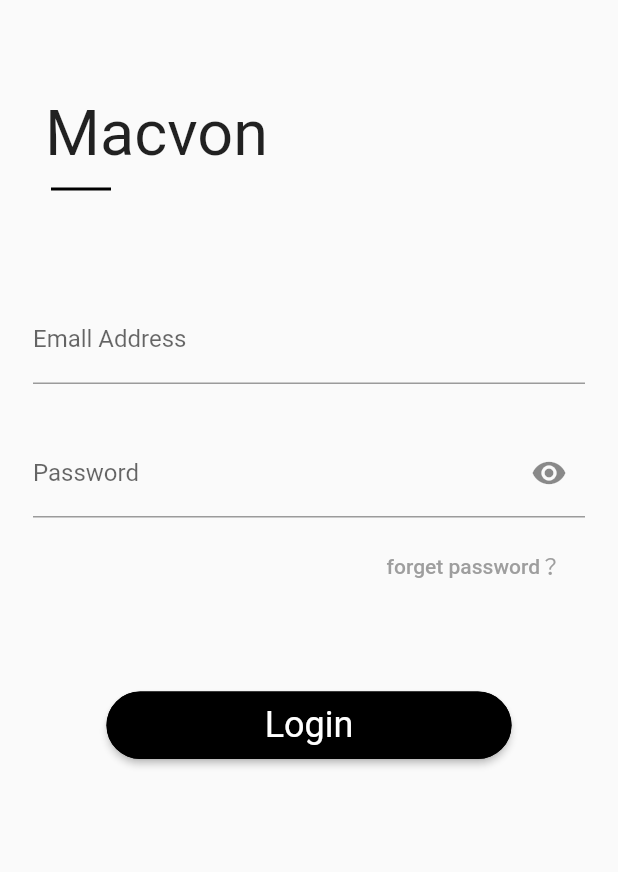
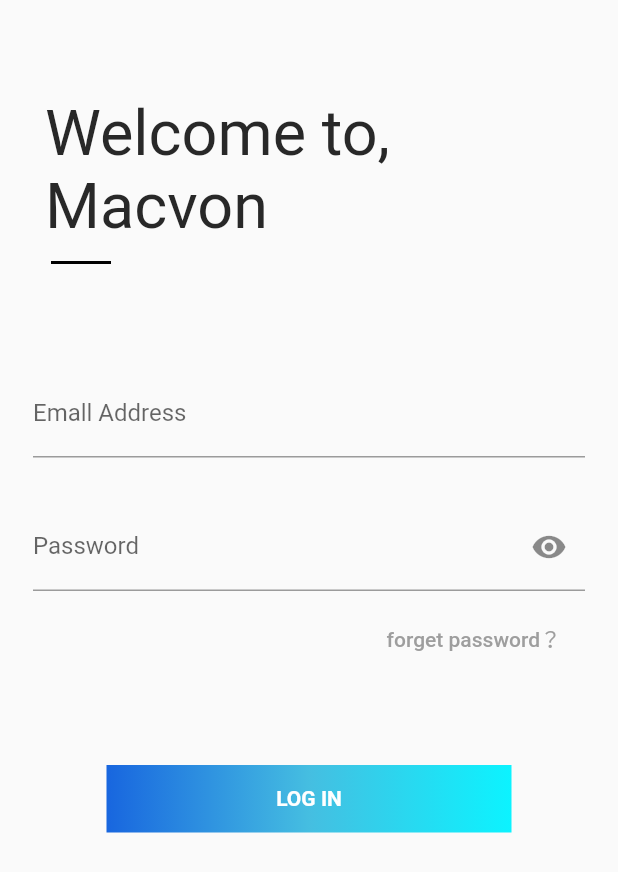
Before and after one commit to lovecrossyou/macvon_client_flutter, a Flutter app: the LoginPage screen opened directly, on a phone screen of 412 x 824 dp. Shown: the top 872 px of the screen. Run offline on Flutter 3.47's test engine with Material 2 defaults, Android fonts, the phone set to English and light mode, and no system bars; missing offline and left inert: fish_redux; statements that could not run were skipped.

Commit message:
login page -> main

```diff
--- /dev/null
+++ b/lib/common/macvon_button.dart
@@ -0,0 +1,59 @@
+import 'package:flutter/material.dart';
+
+class GradientButton extends StatelessWidget {
+  GradientButton({
+    this.colors,
+    this.width,
+    this.height,
+    this.onTap,
+    @required this.child,
+  });
+
+  // 渐变色数组
+  final List<Color> colors;
+
+  // 按钮宽高
+  final double width;
+  final double height;
+
+  final Widget child;
+
+  //点击回调
+  final GestureTapCallback onTap;
+
+  @override
+  Widget build(BuildContext context) {
+    //确保colors数组不空
+    List<Color> _colors = colors ??
+        [
+          Color.fromRGBO(24, 102, 223, 1),
+          Color.fromRGBO(69, 190, 225, 1),
+          Color.fromRGBO(12, 243, 255, 1),
+        ];
+
+    return DecoratedBox(
+      decoration: BoxDecoration(
+        gradient: LinearGradient(colors: _colors),
+      ),
+      child: Material(
+        type: MaterialType.transparency,
+        child: InkWell(
+          // splashColor: colors.last,
+          highlightColor: Colors.transparent,
+          onTap: onTap,
+          child: ConstrainedBox(
+            constraints: BoxConstraints.tightFor(height: height?? 45.0, width: width?? 270.0),
+            child: Center(
+              child: Padding(
+                padding: const EdgeInsets.all(8.0),
+                child: DefaultTextStyle(
+                    style: TextStyle(fontWeight: FontWeight.bold),
+                    child: child),
+              ),
+            ),
+          ),
+        ),
+      ),
+    );
+  }
+}
--- a/lib/signin/signin.dart
+++ b/lib/signin/signin.dart
@@ -1,7 +1,6 @@
 import 'package:flutter/material.dart';
-import 'package:groovin_material_icons/groovin_material_icons.dart';
+import 'package:macvon_flutter/common/macvon_button.dart';
 import 'package:macvon_flutter/main.dart';
-
 
 class Login extends StatelessWidget {
   @override
@@ -19,23 +18,9 @@ class LoginPage extends StatefulWidget {
 
 class _LoginPageState extends State<LoginPage> {
   final _formKey = GlobalKey<FormState>();
-  String _email, _password;
+  String _email = 'owner@americansunion.com', _password='Password_123';
   bool _isObscure = true;
   Color _eyeColor;
-  List _loginMethod = [
-    {
-      "title": "facebook",
-      "icon": GroovinMaterialIcons.facebook,
-    },
-    {
-      "title": "google",
-      "icon": GroovinMaterialIcons.google,
-    },
-    {
-      "title": "twitter",
-      "icon": GroovinMaterialIcons.twitter,
-    },
-  ];
 
   @override
   Widget build(BuildContext context) {
@@ -62,53 +47,20 @@ class _LoginPageState extends State<LoginPage> {
             )));
   }
 
-  ButtonBar buildOtherMethod(BuildContext context) {
-    return ButtonBar(
-      alignment: MainAxisAlignment.center,
-      children: _loginMethod
-          .map((item) => Builder(
-                builder: (context) {
-                  return IconButton(
-                      icon: Icon(item['icon'],
-                          color: Theme.of(context).iconTheme.color),
-                      onPressed: () {
-                        //TODO : 第三方登录方法
-                        Scaffold.of(context).showSnackBar(new SnackBar(
-                          content: new Text("${item['title']}登录"),
-                          action: new SnackBarAction(
-                            label: "取消",
-                            onPressed: () {},
-                          ),
-                        ));
-                      });
-                },
-              ))
-          .toList(),
-    );
-  }
-
   Align buildLoginButton(BuildContext context) {
     return Align(
-      child: SizedBox(
-        height: 45.0,
-        width: 270.0,
-        child: RaisedButton(
-          child: Text(
-            'Login',
-            style: Theme.of(context).primaryTextTheme.headline,
-          ),
-          color: Colors.black,
-          onPressed: () {
+      child: GradientButton(
+        child: Text('LOG IN'),
+        onTap: () {
           if (_formKey.currentState.validate()) {
             _formKey.currentState.save();
             print('email:$_email , password:$_password');
-              Navigator.push(context, MaterialPageRoute(builder: (BuildContext context){
+            Navigator.push(context,
+                MaterialPageRoute(builder: (BuildContext context) {
               return MacvonApp();
             }));
           }
         },
-          shape: StadiumBorder(side: BorderSide()),
-        ),
       ),
     );
   }
@@ -192,8 +144,8 @@ class _LoginPageState extends State<LoginPage> {
     return Padding(
       padding: EdgeInsets.all(8.0),
       child: Text(
-        'Macvon',
-        style: TextStyle(fontSize: 42.0),
+        'Welcome to, Macvon',
+        style: TextStyle(fontSize: 42.0, color: Color.fromRGBO(40, 40, 40, 1)),
       ),
     );
   }
--- a/pubspec.yaml
+++ b/pubspec.yaml
@@ -23,8 +23,10 @@ dependencies:
   # The following adds the Cupertino Icons font to your application.
   # Use with the CupertinoIcons class for iOS style icons.
   cupertino_icons: ^0.1.2
-  groovin_material_icons: ^1.1.5
-
+  # jwt: ^0.1.4
+  json_annotation: ^2.4.0 # json序列化和反序列化用的
+  dio: ^2.1.7 # http请求用的
+  fish_redux: ^0.2.2 # 状态管理用的
 dev_dependencies:
   flutter_test:
     sdk: flutter
```
Also changed, not shown: lib/main.dart (+71 -12 lines), pubspec.lock. Lines whose indentation alone changed are shown as unchanged.
